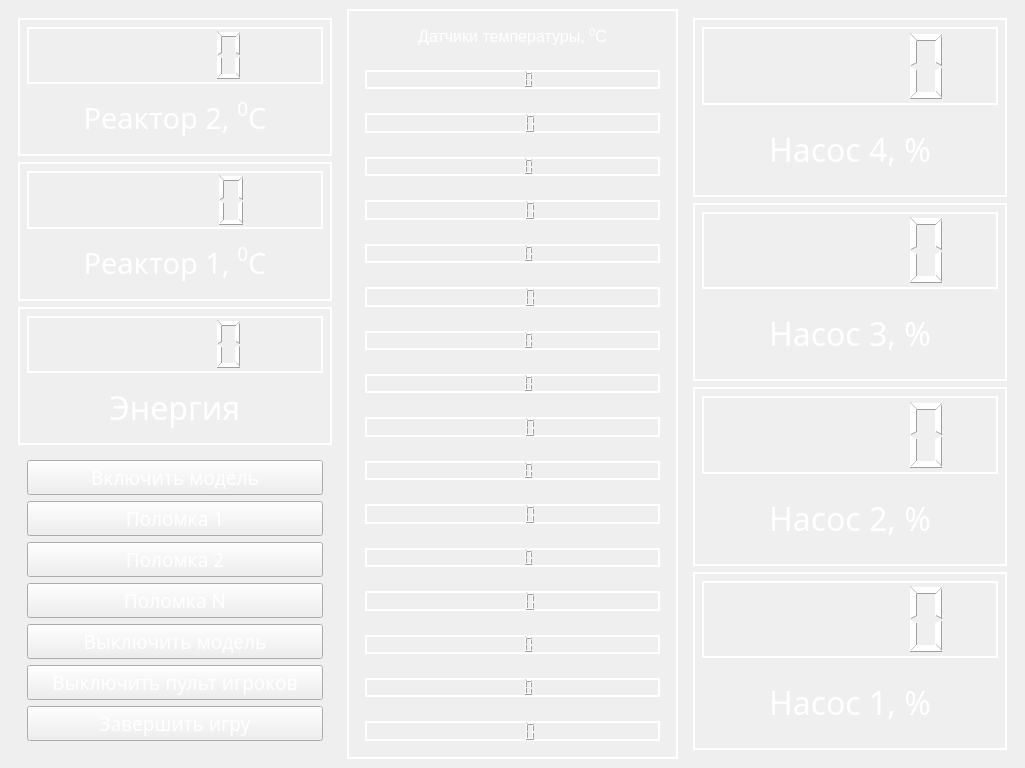
The window that controls/design/reactor_master.ui (LeonidMurashov/Hurricane_in_glass) describes before a commit, drawn with Qt 5.
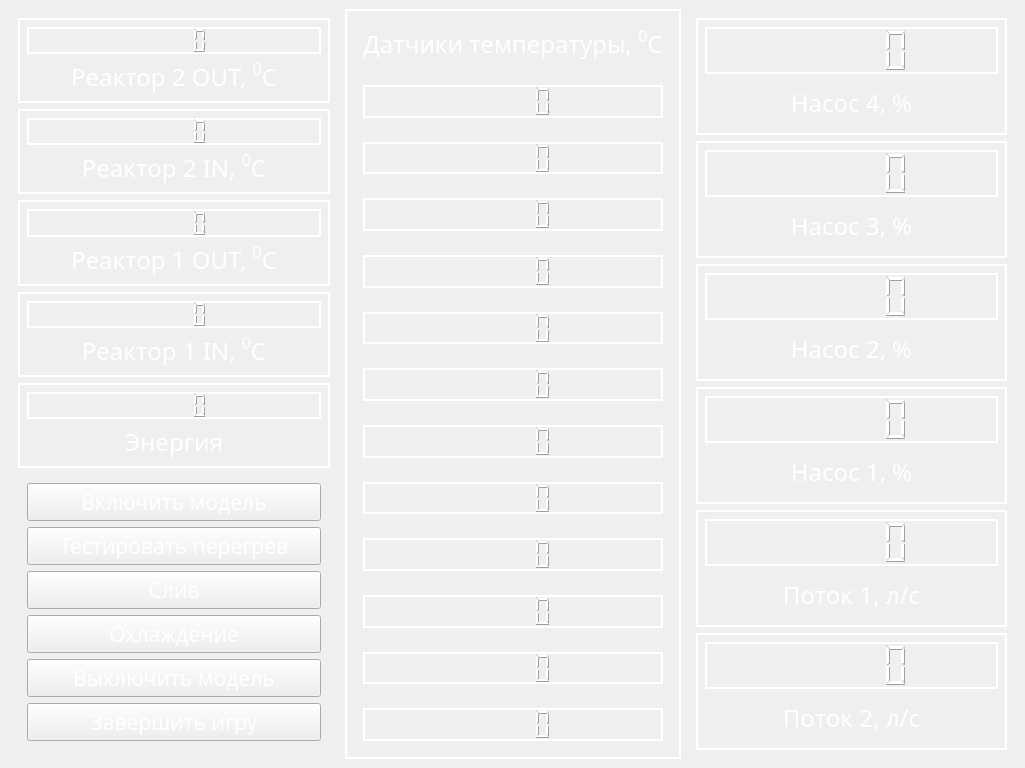
The same window after the commit. Icons and pictures are not drawn.

Commit message: big interface update

Diff of the .ui file:
```diff
--- a/controls/design/reactor_master.ui
+++ b/controls/design/reactor_master.ui
@@ -110,8 +110,65 @@
            <widget class="QLabel" name="label_8">
             <property name="font">
              <font>
+              <family>Sans Serif</family>
+              <pointsize>18</pointsize>
+              <italic>false</italic>
+             </font>
+            </property>
+            <property name="autoFillBackground">
+             <bool>false</bool>
+            </property>
+            <property name="styleSheet">
+             <string notr="true">color: rgb(255, 255, 255); border: 0;
+background-color: rgba(255, 255, 255, 0);</string>
+            </property>
+            <property name="frameShadow">
+             <enum>QFrame::Plain</enum>
+            </property>
+            <property name="text">
+             <string>&lt;html&gt;&lt;head/&gt;&lt;body&gt;&lt;p align=&quot;center&quot;&gt;Реактор 2 OUT, &lt;span style=&quot; vertical-align:super;&quot;&gt;0&lt;/span&gt;С&lt;/p&gt;&lt;/body&gt;&lt;/html&gt;</string>
+            </property>
+           </widget>
+          </item>
+         </layout>
+        </widget>
+       </item>
+       <item>
+        <widget class="QWidget" name="reactor1Temp_4" native="true">
+         <property name="font">
+          <font>
+           <italic>false</italic>
+          </font>
+         </property>
+         <property name="styleSheet">
+          <string notr="true">border: 2px solid white;</string>
+         </property>
+         <layout class="QVBoxLayout" name="verticalLayout_24">
+          <item>
+           <widget class="QLCDNumber" name="reactorLcd_4">
+            <property name="font">
+             <font>
               <family>Gadugi</family>
-              <pointsize>24</pointsize>
+              <italic>false</italic>
+             </font>
+            </property>
+            <property name="autoFillBackground">
+             <bool>false</bool>
+            </property>
+            <property name="styleSheet">
+             <string notr="true">color: rgb(255, 255, 255);</string>
+            </property>
+            <property name="frameShadow">
+             <enum>QFrame::Plain</enum>
+            </property>
+           </widget>
+          </item>
+          <item>
+           <widget class="QLabel" name="label_11">
+            <property name="font">
+             <font>
+              <family>Sans Serif</family>
+              <pointsize>18</pointsize>
               <italic>false</italic>
              </font>
             </property>
@@ -126,7 +183,7 @@
              <enum>QFrame::Plain</enum>
             </property>
             <property name="text">
-             <string>&lt;html&gt;&lt;head/&gt;&lt;body&gt;&lt;p align=&quot;center&quot;&gt;&lt;span style=&quot; font-size:22pt;&quot;&gt;Реактор 2, &lt;/span&gt;&lt;span style=&quot; font-size:22pt; vertical-align:super;&quot;&gt;0&lt;/span&gt;&lt;span style=&quot; font-size:22pt;&quot;&gt;С&lt;/span&gt;&lt;/p&gt;&lt;/body&gt;&lt;/html&gt;</string>
+             <string>&lt;html&gt;&lt;head/&gt;&lt;body&gt;&lt;p align=&quot;center&quot;&gt;Реактор 2 IN, &lt;span style=&quot; vertical-align:super;&quot;&gt;0&lt;/span&gt;С&lt;/p&gt;&lt;/body&gt;&lt;/html&gt;</string>
             </property>
            </widget>
           </item>
@@ -167,8 +224,65 @@
            <widget class="QLabel" name="label_7">
             <property name="font">
              <font>
+              <family>Sans Serif</family>
+              <pointsize>18</pointsize>
+              <italic>false</italic>
+             </font>
+            </property>
+            <property name="autoFillBackground">
+             <bool>false</bool>
+            </property>
+            <property name="styleSheet">
+             <string notr="true">color: rgb(255, 255, 255); border: 0;
+background-color: rgba(255, 255, 255, 0);</string>
+            </property>
+            <property name="frameShadow">
+             <enum>QFrame::Plain</enum>
+            </property>
+            <property name="text">
+             <string>&lt;html&gt;&lt;head/&gt;&lt;body&gt;&lt;p align=&quot;center&quot;&gt;Реактор 1 OUT, &lt;span style=&quot; vertical-align:super;&quot;&gt;0&lt;/span&gt;С&lt;/p&gt;&lt;/body&gt;&lt;/html&gt;</string>
+            </property>
+           </widget>
+          </item>
+         </layout>
+        </widget>
+       </item>
+       <item>
+        <widget class="QWidget" name="reactor1Temp_3" native="true">
+         <property name="font">
+          <font>
+           <italic>false</italic>
+          </font>
+         </property>
+         <property name="styleSheet">
+          <string notr="true">border: 2px solid white;</string>
+         </property>
+         <layout class="QVBoxLayout" name="verticalLayout_23">
+          <item>
+           <widget class="QLCDNumber" name="reactorLcd_3">
+            <property name="font">
+             <font>
               <family>Gadugi</family>
-              <pointsize>24</pointsize>
+              <italic>false</italic>
+             </font>
+            </property>
+            <property name="autoFillBackground">
+             <bool>false</bool>
+            </property>
+            <property name="styleSheet">
+             <string notr="true">color: rgb(255, 255, 255);</string>
+            </property>
+            <property name="frameShadow">
+             <enum>QFrame::Plain</enum>
+            </property>
+           </widget>
+          </item>
+          <item>
+           <widget class="QLabel" name="label_10">
+            <property name="font">
+             <font>
+              <family>Sans Serif</family>
+              <pointsize>18</pointsize>
               <italic>false</italic>
              </font>
             </property>
@@ -183,7 +297,7 @@
              <enum>QFrame::Plain</enum>
             </property>
             <property name="text">
-             <string>&lt;html&gt;&lt;head/&gt;&lt;body&gt;&lt;p align=&quot;center&quot;&gt;&lt;span style=&quot; font-size:22pt;&quot;&gt;Реактор 1, &lt;/span&gt;&lt;span style=&quot; font-size:22pt; vertical-align:super;&quot;&gt;0&lt;/span&gt;&lt;span style=&quot; font-size:22pt;&quot;&gt;С&lt;/span&gt;&lt;/p&gt;&lt;/body&gt;&lt;/html&gt;</string>
+             <string>&lt;html&gt;&lt;head/&gt;&lt;body&gt;&lt;p align=&quot;center&quot;&gt;Реактор 1 IN, &lt;span style=&quot; vertical-align:super;&quot;&gt;0&lt;/span&gt;С&lt;/p&gt;&lt;/body&gt;&lt;/html&gt;</string>
             </property>
            </widget>
           </item>
@@ -228,8 +342,8 @@
            <widget class="QLabel" name="label_6">
             <property name="font">
              <font>
-              <family>Gadugi</family>
-              <pointsize>24</pointsize>
+              <family>Sans Serif</family>
+              <pointsize>18</pointsize>
               <italic>false</italic>
              </font>
             </property>
@@ -272,8 +386,8 @@
            <widget class="QPushButton" name="turnOn">
             <property name="font">
              <font>
-              <family>Gadugi</family>
-              <pointsize>14</pointsize>
+              <family>Sans Serif</family>
+              <pointsize>16</pointsize>
               <italic>false</italic>
              </font>
             </property>
@@ -289,8 +403,8 @@
            <widget class="QPushButton" name="crash1">
             <property name="font">
              <font>
-              <family>Gadugi</family>
-              <pointsize>14</pointsize>
+              <family>Sans Serif</family>
+              <pointsize>16</pointsize>
               <italic>false</italic>
              </font>
             </property>
@@ -301,7 +415,7 @@
              <string notr="true">color: rgb(255, 255, 255);</string>
             </property>
             <property name="text">
-             <string>Поломка 1</string>
+             <string>Тестировать перегрев</string>
             </property>
            </widget>
           </item>
@@ -309,8 +423,8 @@
            <widget class="QPushButton" name="crash2">
             <property name="font">
              <font>
-              <family>Gadugi</family>
-              <pointsize>14</pointsize>
+              <family>Sans Serif</family>
+              <pointsize>16</pointsize>
               <italic>false</italic>
              </font>
             </property>
@@ -321,7 +435,7 @@
              <string notr="true">color: rgb(255, 255, 255);</string>
             </property>
             <property name="text">
-             <string>Поломка 2</string>
+             <string>Слив</string>
             </property>
            </widget>
           </item>
@@ -329,8 +443,8 @@
            <widget class="QPushButton" name="crash3">
             <property name="font">
              <font>
-              <family>Gadugi</family>
-              <pointsize>14</pointsize>
+              <family>Sans Serif</family>
+              <pointsize>16</pointsize>
               <italic>false</italic>
              </font>
             </property>
@@ -341,7 +455,7 @@
              <string notr="true">color: rgb(255, 255, 255);</string>
             </property>
             <property name="text">
-             <string>Поломка N</string>
+             <string>Охлаждение</string>
             </property>
            </widget>
           </item>
@@ -349,8 +463,8 @@
            <widget class="QPushButton" name="modelOff">
             <property name="font">
              <font>
-              <family>Gadugi</family>
-              <pointsize>14</pointsize>
+              <family>Sans Serif</family>
+              <pointsize>16</pointsize>
               <italic>false</italic>
              </font>
             </property>
@@ -365,32 +479,12 @@
             </property>
            </widget>
           </item>
-          <item>
-           <widget class="QPushButton" name="playersOff">
-            <property name="font">
-             <font>
-              <family>Gadugi</family>
-              <pointsize>14</pointsize>
-              <italic>false</italic>
-             </font>
-            </property>
-            <property name="autoFillBackground">
-             <bool>false</bool>
-            </property>
-            <property name="styleSheet">
-             <string notr="true">color: rgb(255, 255, 255);</string>
-            </property>
-            <property name="text">
-             <string>Выключить пульт игроков</string>
-            </property>
-           </widget>
-          </item>
           <item>
            <widget class="QPushButton" name="endGame">
             <property name="font">
              <font>
-              <family>Gadugi</family>
-              <pointsize>14</pointsize>
+              <family>Sans Serif</family>
+              <pointsize>16</pointsize>
               <italic>false</italic>
              </font>
             </property>
@@ -444,7 +538,9 @@
            <widget class="QLabel" name="label">
             <property name="font">
              <font>
-              <pointsize>12</pointsize>
+              <family>Sans Serif</family>
+              <pointsize>18</pointsize>
+              <italic>false</italic>
              </font>
             </property>
             <property name="styleSheet">
@@ -472,7 +568,7 @@
           <item>
            <widget class="QLCDNumber" name="t1">
             <property name="styleSheet">
-             <string notr="true">border: 2px solid white;</string>
+             <string notr="true">border: 2px solid white; color: white;</string>
             </property>
            </widget>
           </item>
@@ -493,7 +589,7 @@
           <item>
            <widget class="QLCDNumber" name="t2">
             <property name="styleSheet">
-             <string notr="true">border: 2px solid white;</string>
+             <string notr="true">border: 2px solid white; color: white;</string>
             </property>
            </widget>
           </item>
@@ -514,7 +610,7 @@
           <item>
            <widget class="QLCDNumber" name="t3">
             <property name="styleSheet">
-             <string notr="true">border: 2px solid white;</string>
+             <string notr="true">border: 2px solid white; color: white;</string>
             </property>
            </widget>
           </item>
@@ -535,7 +631,7 @@
           <item>
            <widget class="QLCDNumber" name="t4">
             <property name="styleSheet">
-             <string notr="true">border: 2px solid white;</string>
+             <string notr="true">border: 2px solid white; color: white;</string>
             </property>
            </widget>
           </item>
@@ -556,7 +652,7 @@
           <item>
            <widget class="QLCDNumber" name="t5">
             <property name="styleSheet">
-             <string notr="true">border: 2px solid white;</string>
+             <string notr="true">border: 2px solid white; color: white;</string>
             </property>
            </widget>
           </item>
@@ -577,7 +673,7 @@
           <item>
            <widget class="QLCDNumber" name="t6">
             <property name="styleSheet">
-             <string notr="true">border: 2px solid white;</string>
+             <string notr="true">border: 2px solid white; color: white;</string>
             </property>
            </widget>
           </item>
@@ -598,7 +694,7 @@
           <item>
            <widget class="QLCDNumber" name="t7">
             <property name="styleSheet">
-             <string notr="true">border: 2px solid white;</string>
+             <string notr="true">border: 2px solid white; color: white;</string>
             </property>
            </widget>
           </item>
@@ -619,7 +715,7 @@
           <item>
            <widget class="QLCDNumber" name="t8">
             <property name="styleSheet">
-             <string notr="true">border: 2px solid white;</string>
+             <string notr="true">border: 2px solid white; color: white;</string>
             </property>
            </widget>
           </item>
@@ -640,7 +736,7 @@
           <item>
            <widget class="QLCDNumber" name="t9">
             <property name="styleSheet">
-             <string notr="true">border: 2px solid white;</string>
+             <string notr="true">border: 2px solid white; color: white;</string>
             </property>
            </widget>
           </item>
@@ -661,28 +757,7 @@
           <item>
            <widget class="QLCDNumber" name="t10">
             <property name="styleSheet">
-             <string notr="true">border: 2px solid white;</string>
-            </property>
-           </widget>
-          </item>
-         </layout>
-        </widget>
-       </item>
-       <item>
-        <widget class="QWidget" name="s1_13" native="true">
-         <property name="font">
-          <font>
-           <italic>false</italic>
-          </font>
-         </property>
-         <property name="styleSheet">
-          <string notr="true">border: 0;</string>
-         </property>
-         <layout class="QVBoxLayout" name="verticalLayout_23">
-          <item>
-           <widget class="QLCDNumber" name="t11">
-            <property name="styleSheet">
-             <string notr="true">border: 2px solid white;</string>
+             <string notr="true">border: 2px solid white; color: white;</string>
             </property>
            </widget>
           </item>
@@ -703,7 +778,7 @@
           <item>
            <widget class="QLCDNumber" name="t12">
             <property name="styleSheet">
-             <string notr="true">border: 2px solid white;</string>
+             <string notr="true">border: 2px solid white; color: white;</string>
             </property>
            </widget>
           </item>
@@ -724,70 +799,7 @@
           <item>
            <widget class="QLCDNumber" name="t13">
             <property name="styleSheet">
-             <string notr="true">border: 2px solid white;</string>
-            </property>
-           </widget>
-          </item>
-         </layout>
-        </widget>
-       </item>
-       <item>
-        <widget class="QWidget" name="s1_14" native="true">
-         <property name="font">
-          <font>
-           <italic>false</italic>
-          </font>
-         </property>
-         <property name="styleSheet">
-          <string notr="true">border: 0;</string>
-         </property>
-         <layout class="QVBoxLayout" name="verticalLayout_24">
-          <item>
-           <widget class="QLCDNumber" name="t14">
-            <property name="styleSheet">
-             <string notr="true">border: 2px solid white;</string>
-            </property>
-           </widget>
-          </item>
-         </layout>
-        </widget>
-       </item>
-       <item>
-        <widget class="QWidget" name="s1_16" native="true">
-         <property name="font">
-          <font>
-           <italic>false</italic>
-          </font>
-         </property>
-         <property name="styleSheet">
-          <string notr="true">border: 0;</string>
-         </property>
-         <layout class="QVBoxLayout" name="verticalLayout_26">
-          <item>
-           <widget class="QLCDNumber" name="t15">
-            <property name="styleSheet">
-             <string notr="true">border: 2px solid white;</string>
-            </property>
-           </widget>
-          </item>
-         </layout>
-        </widget>
-       </item>
-       <item>
-        <widget class="QWidget" name="s1_15" native="true">
-         <property name="font">
-          <font>
-           <italic>false</italic>
-          </font>
-         </property>
-         <property name="styleSheet">
-          <string notr="true">border: 0;</string>
-         </property>
-         <layout class="QVBoxLayout" name="verticalLayout_25">
-          <item>
-           <widget class="QLCDNumber" name="t16">
-            <property name="styleSheet">
-             <string notr="true">border: 2px solid white;</string>
+             <string notr="true">border: 2px solid white; color: white;</string>
             </property>
            </widget>
           </item>
@@ -811,7 +823,7 @@
       <property name="styleSheet">
        <string notr="true"/>
       </property>
-      <layout class="QVBoxLayout" name="verticalLayout_11">
+      <layout class="QVBoxLayout" name="verticalLayout_26">
        <item>
         <widget class="QWidget" name="Nasos4" native="true">
          <property name="font">
@@ -850,8 +862,8 @@
            <widget class="QLabel" name="label_2">
             <property name="font">
              <font>
-              <family>Gadugi</family>
-              <pointsize>24</pointsize>
+              <family>Sans Serif</family>
+              <pointsize>18</pointsize>
               <italic>false</italic>
              </font>
             </property>
@@ -914,8 +926,8 @@
            <widget class="QLabel" name="label_3">
             <property name="font">
              <font>
-              <family>Gadugi</family>
-              <pointsize>24</pointsize>
+              <family>Sans Serif</family>
+              <pointsize>18</pointsize>
               <italic>false</italic>
              </font>
             </property>
@@ -978,8 +990,8 @@
            <widget class="QLabel" name="label_4">
             <property name="font">
              <font>
-              <family>Gadugi</family>
-              <pointsize>24</pointsize>
+              <family>Sans Serif</family>
+              <pointsize>18</pointsize>
               <italic>false</italic>
              </font>
             </property>
@@ -1136,11 +1148,9 @@
             </property>
             <property name="font">
              <font>
-              <family>Gadugi</family>
-              <pointsize>24</pointsize>
-              <weight>50</weight>
+              <family>Sans Serif</family>
+              <pointsize>18</pointsize>
               <italic>false</italic>
-              <bold>false</bold>
              </font>
             </property>
             <property name="layoutDirection">
@@ -1164,6 +1174,322 @@
          </layout>
         </widget>
        </item>
+       <item>
+        <widget class="QWidget" name="flow1wid" native="true">
+         <property name="font">
+          <font>
+           <family>Gadugi</family>
+           <italic>false</italic>
+          </font>
+         </property>
+         <property name="acceptDrops">
+          <bool>false</bool>
+         </property>
+         <property name="autoFillBackground">
+          <bool>false</bool>
+         </property>
+         <property name="styleSheet">
+          <string notr="true">border: 2px solid white;</string>
+         </property>
+         <layout class="QVBoxLayout" name="verticalLayout_11">
+          <item>
+           <widget class="QLCDNumber" name="flow1">
+            <property name="font">
+             <font>
+              <family>Gadugi</family>
+              <italic>false</italic>
+             </font>
+            </property>
+            <property name="autoFillBackground">
+             <bool>false</bool>
+            </property>
+            <property name="styleSheet">
+             <string notr="true">color: rgb(255, 255, 255);</string>
+            </property>
+            <property name="frameShadow">
+             <enum>QFrame::Plain</enum>
+            </property>
+           </widget>
+          </item>
+          <item>
+           <widget class="QLabel" name="label_5">
+            <property name="palette">
+             <palette>
+              <active>
+               <colorrole role="WindowText">
+                <brush brushstyle="SolidPattern">
+                 <color alpha="255">
+                  <red>255</red>
+                  <green>255</green>
+                  <blue>255</blue>
+                 </color>
+                </brush>
+               </colorrole>
+               <colorrole role="Text">
+                <brush brushstyle="SolidPattern">
+                 <color alpha="255">
+                  <red>255</red>
+                  <green>255</green>
+                  <blue>255</blue>
+                 </color>
+                </brush>
+               </colorrole>
+               <colorrole role="ButtonText">
+                <brush brushstyle="SolidPattern">
+                 <color alpha="255">
+                  <red>255</red>
+                  <green>255</green>
+                  <blue>255</blue>
+                 </color>
+                </brush>
+               </colorrole>
+              </active>
+              <inactive>
+               <colorrole role="WindowText">
+                <brush brushstyle="SolidPattern">
+                 <color alpha="255">
+                  <red>255</red>
+                  <green>255</green>
+                  <blue>255</blue>
+                 </color>
+                </brush>
+               </colorrole>
+               <colorrole role="Text">
+                <brush brushstyle="SolidPattern">
+                 <color alpha="255">
+                  <red>255</red>
+                  <green>255</green>
+                  <blue>255</blue>
+                 </color>
+                </brush>
+               </colorrole>
+               <colorrole role="ButtonText">
+                <brush brushstyle="SolidPattern">
+                 <color alpha="255">
+                  <red>255</red>
+                  <green>255</green>
+                  <blue>255</blue>
+                 </color>
+                </brush>
+               </colorrole>
+              </inactive>
+              <disabled>
+               <colorrole role="WindowText">
+                <brush brushstyle="SolidPattern">
+                 <color alpha="255">
+                  <red>255</red>
+                  <green>255</green>
+                  <blue>255</blue>
+                 </color>
+                </brush>
+               </colorrole>
+               <colorrole role="Text">
+                <brush brushstyle="SolidPattern">
+                 <color alpha="255">
+                  <red>255</red>
+                  <green>255</green>
+                  <blue>255</blue>
+                 </color>
+                </brush>
+               </colorrole>
+               <colorrole role="ButtonText">
+                <brush brushstyle="SolidPattern">
+                 <color alpha="255">
+                  <red>255</red>
+                  <green>255</green>
+                  <blue>255</blue>
+                 </color>
+                </brush>
+               </colorrole>
+              </disabled>
+             </palette>
+            </property>
+            <property name="font">
+             <font>
+              <family>Sans Serif</family>
+              <pointsize>18</pointsize>
+              <italic>false</italic>
+             </font>
+            </property>
+            <property name="layoutDirection">
+             <enum>Qt::RightToLeft</enum>
+            </property>
+            <property name="autoFillBackground">
+             <bool>false</bool>
+            </property>
+            <property name="styleSheet">
+             <string notr="true">color: rgb(255, 255, 255);
+border: 0px;</string>
+            </property>
+            <property name="frameShadow">
+             <enum>QFrame::Plain</enum>
+            </property>
+            <property name="text">
+             <string>&lt;html&gt;&lt;head/&gt;&lt;body&gt;&lt;p align=&quot;center&quot;&gt;Поток 1, л/с&lt;/p&gt;&lt;/body&gt;&lt;/html&gt;</string>
+            </property>
+           </widget>
+          </item>
+         </layout>
+        </widget>
+       </item>
+       <item>
+        <widget class="QWidget" name="flow2wid" native="true">
+         <property name="font">
+          <font>
+           <family>Gadugi</family>
+           <italic>false</italic>
+          </font>
+         </property>
+         <property name="acceptDrops">
+          <bool>false</bool>
+         </property>
+         <property name="autoFillBackground">
+          <bool>false</bool>
+         </property>
+         <property name="styleSheet">
+          <string notr="true">border: 2px solid white;</string>
+         </property>
+         <layout class="QVBoxLayout" name="verticalLayout_25">
+          <item>
+           <widget class="QLCDNumber" name="flow2">
+            <property name="font">
+             <font>
+              <family>Gadugi</family>
+              <italic>false</italic>
+             </font>
+            </property>
+            <property name="autoFillBackground">
+             <bool>false</bool>
+            </property>
+            <property name="styleSheet">
+             <string notr="true">color: rgb(255, 255, 255);</string>
+            </property>
+            <property name="frameShadow">
+             <enum>QFrame::Plain</enum>
+            </property>
+           </widget>
+          </item>
+          <item>
+           <widget class="QLabel" name="label_9">
+            <property name="palette">
+             <palette>
+              <active>
+               <colorrole role="WindowText">
+                <brush brushstyle="SolidPattern">
+                 <color alpha="255">
+                  <red>255</red>
+                  <green>255</green>
+                  <blue>255</blue>
+                 </color>
+                </brush>
+               </colorrole>
+               <colorrole role="Text">
+                <brush brushstyle="SolidPattern">
+                 <color alpha="255">
+                  <red>255</red>
+                  <green>255</green>
+                  <blue>255</blue>
+                 </color>
+                </brush>
+               </colorrole>
+               <colorrole role="ButtonText">
+                <brush brushstyle="SolidPattern">
+                 <color alpha="255">
+                  <red>255</red>
+                  <green>255</green>
+                  <blue>255</blue>
+                 </color>
+                </brush>
+               </colorrole>
+              </active>
+              <inactive>
+               <colorrole role="WindowText">
+                <brush brushstyle="SolidPattern">
+                 <color alpha="255">
+                  <red>255</red>
+                  <green>255</green>
+                  <blue>255</blue>
+                 </color>
+                </brush>
+               </colorrole>
+               <colorrole role="Text">
+                <brush brushstyle="SolidPattern">
+                 <color alpha="255">
+                  <red>255</red>
+                  <green>255</green>
+                  <blue>255</blue>
+                 </color>
+                </brush>
+               </colorrole>
+               <colorrole role="ButtonText">
+                <brush brushstyle="SolidPattern">
+                 <color alpha="255">
+                  <red>255</red>
+                  <green>255</green>
+                  <blue>255</blue>
+                 </color>
+                </brush>
+               </colorrole>
+              </inactive>
+              <disabled>
+               <colorrole role="WindowText">
+                <brush brushstyle="SolidPattern">
+                 <color alpha="255">
+                  <red>255</red>
+                  <green>255</green>
+                  <blue>255</blue>
+                 </color>
+                </brush>
+               </colorrole>
+               <colorrole role="Text">
+                <brush brushstyle="SolidPattern">
+                 <color alpha="255">
+                  <red>255</red>
+                  <green>255</green>
+                  <blue>255</blue>
+                 </color>
+                </brush>
+               </colorrole>
+               <colorrole role="ButtonText">
+                <brush brushstyle="SolidPattern">
+                 <color alpha="255">
+                  <red>255</red>
+                  <green>255</green>
+                  <blue>255</blue>
+                 </color>
+                </brush>
+               </colorrole>
+              </disabled>
+             </palette>
+            </property>
+            <property name="font">
+             <font>
+              <family>Sans Serif</family>
+              <pointsize>18</pointsize>
+              <italic>false</italic>
+             </font>
+            </property>
+            <property name="layoutDirection">
+             <enum>Qt::RightToLeft</enum>
+            </property>
+            <property name="autoFillBackground">
+             <bool>false</bool>
+            </property>
+            <property name="styleSheet">
+             <string notr="true">color: rgb(255, 255, 255);
+border: 0px;</string>
+            </property>
+            <property name="frameShadow">
+             <enum>QFrame::Plain</enum>
+            </property>
+            <property name="text">
+             <string>&lt;html&gt;&lt;head/&gt;&lt;body&gt;&lt;p align=&quot;center&quot;&gt;Поток 2, л/с&lt;/p&gt;&lt;/body&gt;&lt;/html&gt;</string>
+            </property>
+           </widget>
+          </item>
+         </layout>
+        </widget>
+       </item>
       </layout>
      </widget>
     </item>
```
Left out of the diff: 9 changed lines with no effect on the pictures. The commit also changes 2 other files.
